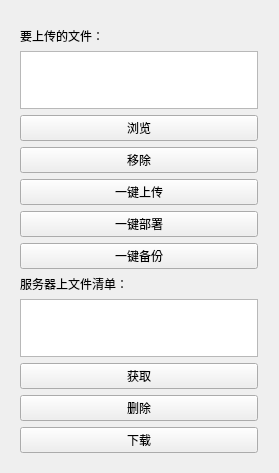
Qt form UI/mainpage.ui (dailaoda45/HexoAutoDeploy) before a commit.
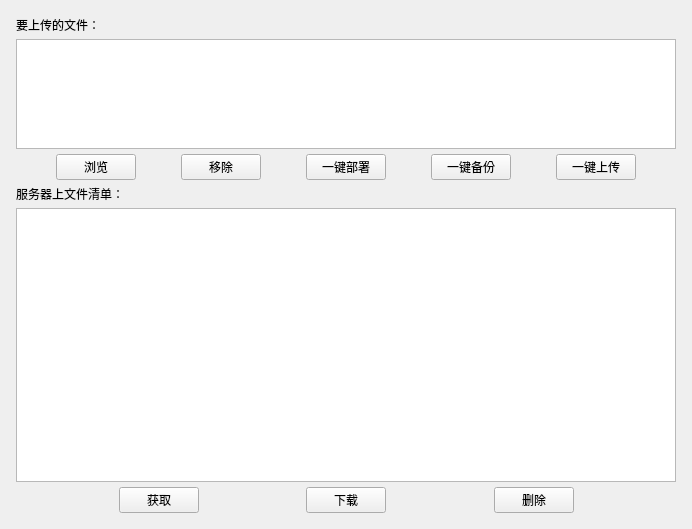
The same form after that commit.

Commit message: 更新UI隐藏自己的登录账号密码

What changed in the file:
```diff
--- a/UI/mainpage.ui
+++ b/UI/mainpage.ui
@@ -2,39 +2,35 @@
 <ui version="4.0">
  <class>Form</class>
  <widget class="QWidget" name="Form">
-  <property name="geometry">
-   <rect>
-    <x>0</x>
-    <y>0</y>
-    <width>279</width>
-    <height>473</height>
-   </rect>
-  </property>
   <property name="windowTitle">
    <string>hexo博客一键部署工具</string>
   </property>
-  <widget class="QWidget" name="layoutWidget">
-   <property name="geometry">
-    <rect>
-     <x>10</x>
-     <y>17</y>
-     <width>258</width>
-     <height>446</height>
-    </rect>
-   </property>
-   <layout class="QVBoxLayout" name="verticalLayout">
+  <property name="layoutDirection">
+   <enum>Qt::LeftToRight</enum>
+  </property>
+  <layout class="QVBoxLayout" name="verticalLayout_4">
+   <item>
+    <layout class="QVBoxLayout" name="verticalLayout_3" stretch="1,2">
+     <property name="spacing">
+      <number>5</number>
+     </property>
+     <property name="sizeConstraint">
+      <enum>QLayout::SetDefaultConstraint</enum>
+     </property>
     <property name="leftMargin">
-     <number>10</number>
+      <number>5</number>
     </property>
     <property name="topMargin">
-     <number>10</number>
+      <number>5</number>
     </property>
     <property name="rightMargin">
-     <number>10</number>
+      <number>5</number>
     </property>
     <property name="bottomMargin">
-     <number>10</number>
-    </property>
+      <number>5</number>
+     </property>
+     <item>
+      <layout class="QVBoxLayout" name="verticalLayout">
     <item>
      <widget class="QLabel" name="label_2">
       <property name="text">
@@ -46,6 +42,21 @@
      <widget class="QListWidget" name="upload_list"/>
     </item>
     <item>
+        <layout class="QHBoxLayout" name="horizontalLayout_2">
+         <item>
+          <spacer name="horizontalSpacer_9">
+           <property name="orientation">
+            <enum>Qt::Horizontal</enum>
+           </property>
+           <property name="sizeHint" stdset="0">
+            <size>
+             <width>40</width>
+             <height>20</height>
+            </size>
+           </property>
+          </spacer>
+         </item>
+         <item>
      <widget class="QPushButton" name="browseButton">
       <property name="baseSize">
        <size>
@@ -58,6 +69,19 @@
       </property>
      </widget>
     </item>
+         <item>
+          <spacer name="horizontalSpacer_3">
+           <property name="orientation">
+            <enum>Qt::Horizontal</enum>
+           </property>
+           <property name="sizeHint" stdset="0">
+            <size>
+             <width>40</width>
+             <height>20</height>
+            </size>
+           </property>
+          </spacer>
+         </item>
     <item>
      <widget class="QPushButton" name="removeButton">
       <property name="baseSize">
@@ -72,11 +96,17 @@
      </widget>
     </item>
     <item>
-     <widget class="QPushButton" name="uploadButton">
-      <property name="text">
-       <string>一键上传</string>
-      </property>
-     </widget>
+          <spacer name="horizontalSpacer_4">
+           <property name="orientation">
+            <enum>Qt::Horizontal</enum>
+           </property>
+           <property name="sizeHint" stdset="0">
+            <size>
+             <width>40</width>
+             <height>20</height>
+            </size>
+           </property>
+          </spacer>
     </item>
     <item>
      <widget class="QPushButton" name="deployButton">
@@ -85,6 +115,19 @@
       </property>
      </widget>
     </item>
+         <item>
+          <spacer name="horizontalSpacer_5">
+           <property name="orientation">
+            <enum>Qt::Horizontal</enum>
+           </property>
+           <property name="sizeHint" stdset="0">
+            <size>
+             <width>40</width>
+             <height>20</height>
+            </size>
+           </property>
+          </spacer>
+         </item>
     <item>
      <widget class="QPushButton" name="backupButton">
       <property name="text">
@@ -93,6 +136,45 @@
      </widget>
     </item>
     <item>
+          <spacer name="horizontalSpacer_6">
+           <property name="orientation">
+            <enum>Qt::Horizontal</enum>
+           </property>
+           <property name="sizeHint" stdset="0">
+            <size>
+             <width>40</width>
+             <height>20</height>
+            </size>
+           </property>
+          </spacer>
+         </item>
+         <item>
+          <widget class="QPushButton" name="uploadButton">
+           <property name="text">
+            <string>一键上传</string>
+           </property>
+          </widget>
+         </item>
+         <item>
+          <spacer name="horizontalSpacer_10">
+           <property name="orientation">
+            <enum>Qt::Horizontal</enum>
+           </property>
+           <property name="sizeHint" stdset="0">
+            <size>
+             <width>40</width>
+             <height>20</height>
+            </size>
+           </property>
+          </spacer>
+         </item>
+        </layout>
+       </item>
+      </layout>
+     </item>
+     <item>
+      <layout class="QVBoxLayout" name="verticalLayout_2">
+       <item>
      <widget class="QLabel" name="label">
       <property name="text">
        <string>服务器上文件清单：</string>
@@ -103,6 +185,21 @@
      <widget class="QListWidget" name="server_file_list"/>
     </item>
     <item>
+        <layout class="QHBoxLayout" name="horizontalLayout">
+         <item>
+          <spacer name="horizontalSpacer_7">
+           <property name="orientation">
+            <enum>Qt::Horizontal</enum>
+           </property>
+           <property name="sizeHint" stdset="0">
+            <size>
+             <width>40</width>
+             <height>20</height>
+            </size>
+           </property>
+          </spacer>
+         </item>
+         <item>
      <widget class="QPushButton" name="getlistButton">
       <property name="text">
        <string>获取</string>
@@ -110,11 +207,17 @@
      </widget>
     </item>
     <item>
-     <widget class="QPushButton" name="deleteButton">
-      <property name="text">
-       <string>删除</string>
-      </property>
-     </widget>
+          <spacer name="horizontalSpacer">
+           <property name="orientation">
+            <enum>Qt::Horizontal</enum>
+           </property>
+           <property name="sizeHint" stdset="0">
+            <size>
+             <width>40</width>
+             <height>20</height>
+            </size>
+           </property>
+          </spacer>
     </item>
     <item>
      <widget class="QPushButton" name="downloadButton">
@@ -123,8 +226,46 @@
       </property>
      </widget>
     </item>
-   </layout>
-  </widget>
+         <item>
+          <spacer name="horizontalSpacer_2">
+           <property name="orientation">
+            <enum>Qt::Horizontal</enum>
+           </property>
+           <property name="sizeHint" stdset="0">
+            <size>
+             <width>40</width>
+             <height>20</height>
+            </size>
+           </property>
+          </spacer>
+         </item>
+         <item>
+          <widget class="QPushButton" name="deleteButton">
+           <property name="text">
+            <string>删除</string>
+           </property>
+          </widget>
+         </item>
+         <item>
+          <spacer name="horizontalSpacer_8">
+           <property name="orientation">
+            <enum>Qt::Horizontal</enum>
+           </property>
+           <property name="sizeHint" stdset="0">
+            <size>
+             <width>40</width>
+             <height>20</height>
+            </size>
+           </property>
+          </spacer>
+         </item>
+        </layout>
+       </item>
+      </layout>
+     </item>
+    </layout>
+   </item>
+  </layout>
  </widget>
  <resources/>
  <connections/>
```
Lines whose indentation alone changed are shown as unchanged. The commit also changes 1 other file.
